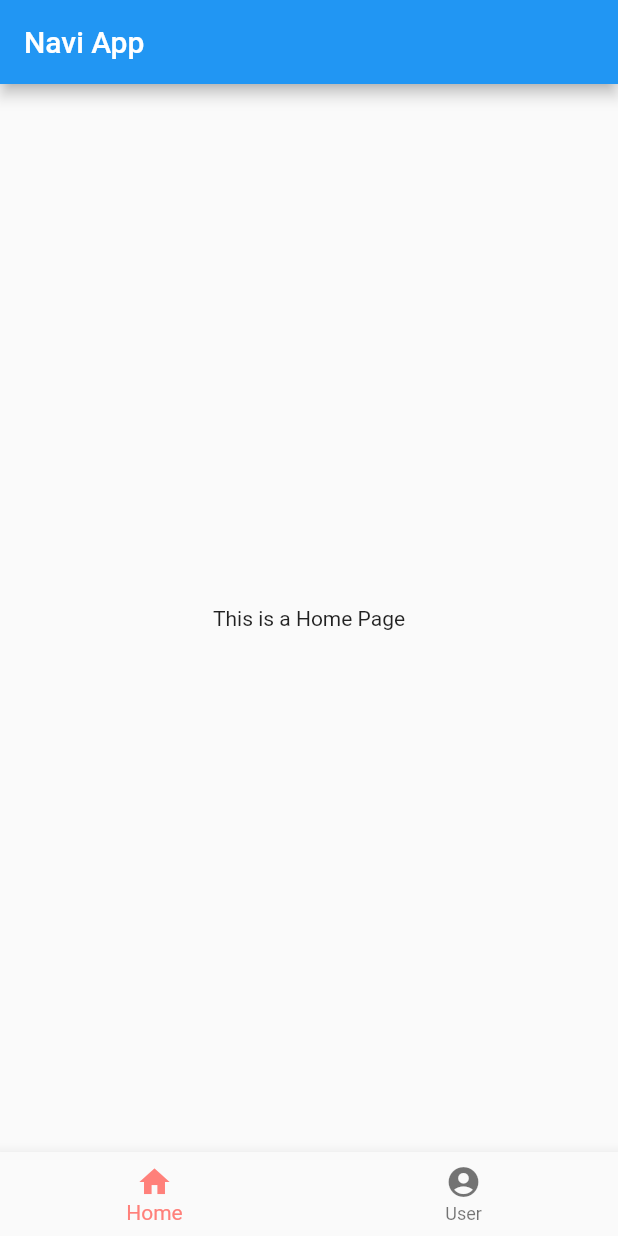
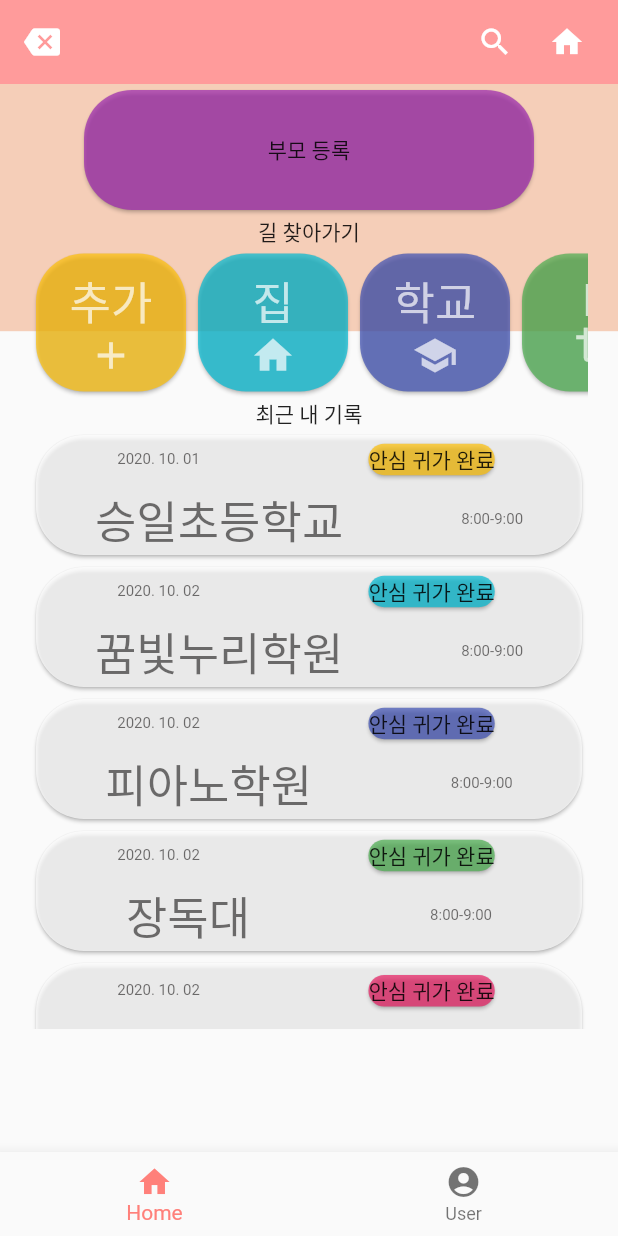
Before and after one commit to 2022-solution-challenge/PDG-fe-study-sy, a Flutter app: the screen it shows after launch, on a phone screen of 412 x 824 dp. Run offline on Flutter 3.47's test engine with Material 2 defaults, Android fonts, the phone set to English and light mode, and no system bars.

Commit message:
Main view basic setting (#4)
* Add : Horizontal Slider Widget in mainPage

* Try : remove margin at first/last component in carouselSlider

* Add : Horizontal ListView

* Fix : move HomePage Widget to home folder

* Add : Main Layout Frame

* Add : Record Layout, put dummy data

* Add : Icons in AppBar

* Add : Half Background by using Stack Widget()

```diff
--- a/dart_tutorial/dart_tutorial_001/bin/dart_tutorial_001.dart
+++ b/dart_tutorial/dart_tutorial_001/bin/dart_tutorial_001.dart
@@ -1,4 +1,4 @@
-import 'package:dart_tutorial_001/dart_tutorial_001.dart' as dart_tutorial_001;
+// import 'package:dart_tutorial_001/dart_tutorial_001.dart' as dart_tutorial_001;
 import 'dart:io';
 
 void main() {
--- /dev/null
+++ b/flutter_test_app/lib/home/demo-card.dart
@@ -0,0 +1,36 @@
+import 'package:flutter/material.dart';
+import 'items.dart';
+
+class DemoCard extends StatelessWidget {
+  DemoCard(this.item);
+  final Item item;
+
+  // static final Shadow _shadow =
+  //     Shadow(offset: Offset(2.0, 2.0), color: Colors.black26);
+  final TextStyle _style = TextStyle(color: Colors.white70);
+
+  @override
+  Widget build(BuildContext context) {
+    return Card(
+        shape: RoundedRectangleBorder(
+            borderRadius: BorderRadius.circular(32)),
+        color: item.color.withOpacity(.7),
+        child: Container(
+            constraints: BoxConstraints.expand(height: 200, width: 100),
+            child: RawMaterialButton(
+              onPressed: () {},
+              child: Column(
+                mainAxisAlignment: MainAxisAlignment.spaceAround,
+                crossAxisAlignment: CrossAxisAlignment.stretch,
+                children: <Widget>[
+                  Column(
+                      mainAxisAlignment: MainAxisAlignment.spaceAround,
+                      children: <Widget>[
+                        Text(item.name, style: _style.copyWith(fontSize: 30)),
+                        Icon(item.icon, color: Colors.white70, size: 30),
+                      ])
+                ],
+              ),
+            )));
+  }
+}
--- /dev/null
+++ b/flutter_test_app/lib/home/home-page.dart
@@ -0,0 +1,61 @@
+import 'package:flutter/material.dart';
+import 'demo-card.dart';
+import 'items.dart';
+import 'record-holder.dart';
+import 'record.dart';
+
+class HomePage extends StatelessWidget {
+  const HomePage({Key? key}) : super(key: key);
+
+  @override
+  Widget build(BuildContext context) {
+    return Column(children: <Widget>[
+      _signUpParents(),
+      _whereToGo(),
+      _myRecords(),
+    ]);
+  }
+}
+
+Widget _signUpParents() {
+  return Card(
+    shape: RoundedRectangleBorder(borderRadius: BorderRadius.circular(32)),
+    color: Colors.purple.withOpacity(.7),
+    child:Container(
+            constraints: BoxConstraints.expand(height: 80, width: 300),
+            child: Center(
+      child: Text('부모 등록'),
+    ))
+  );
+}
+
+Widget _whereToGo() {
+  List<DemoCard> _cards = items.map((Item _item) => DemoCard(_item)).toList();
+
+  return Container(
+      child: Column(children: <Widget>[
+    Text('길 찾아가기'),
+    Stack(alignment: AlignmentDirectional.topStart, children: <Widget>[
+      SizedBox(
+        height: 100, // constrain height
+        child: ListView(scrollDirection: Axis.horizontal, children: _cards),
+      )
+    ])
+  ]));
+}
+
+Widget _myRecords() {
+  List<MyRecord> _records =
+      records.map((Record _record) => MyRecord(_record)).toList();
+
+  return Container(
+      child: Column(children: <Widget>[
+    Text('최근 내 기록'),
+    Stack(alignment: AlignmentDirectional.topStart, children: <Widget>[
+      SizedBox(
+        height: 400, // constrain height
+        child: ListView(scrollDirection: Axis.vertical, children: _records),
+      )
+    ])
+  ]));
+}
--- /dev/null
+++ b/flutter_test_app/lib/home/items.dart
@@ -0,0 +1,19 @@
+import 'package:flutter/material.dart';
+
+class Item {
+
+	String name;
+	String description;
+	MaterialColor color;
+	IconData icon;
+	Item(this.name, this.description, this.color, this.icon);
+}
+
+List<Item> items = [
+	Item('추가', "Something cool", Colors.amber, Icons.add),
+	Item('집', "Hey, why not?", Colors.cyan, Icons.home),
+	Item('학교', "This might be OK", Colors.indigo, Icons.school),
+	Item('D', "Totally awesome", Colors.green, Icons.crop),
+	Item('E', "Rockin out", Colors.pink, Icons.album),
+	Item('F', "Take a look", Colors.blue, Icons.adb)
+];
--- /dev/null
+++ b/flutter_test_app/lib/home/record-holder.dart
@@ -0,0 +1,49 @@
+import 'package:flutter/material.dart';
+import 'record.dart';
+
+class MyRecord extends StatelessWidget {
+  MyRecord(this.item);
+  final Record item;
+
+  // static final Shadow _shadow =
+  //     Shadow(offset: Offset(2.0, 2.0), color: Colors.black26);
+  final TextStyle _style = TextStyle(color: Color.fromARGB(179, 52, 50, 50));
+
+  @override
+  Widget build(BuildContext context) {
+    return Card(
+        shape: RoundedRectangleBorder(
+            borderRadius: BorderRadius.circular(32)),
+        color: Colors.white.withOpacity(.7),
+        child: Container(
+            constraints: BoxConstraints.expand(height: 80, width: 100),
+            child: RawMaterialButton(
+              onPressed: () {},
+              child: Column(
+                mainAxisAlignment: MainAxisAlignment.spaceAround,
+                crossAxisAlignment: CrossAxisAlignment.stretch,
+                children: <Widget>[
+                  Row(
+                      mainAxisAlignment: MainAxisAlignment.spaceAround,
+                      children: <Widget>[
+                        Text(item.date, style: _style.copyWith(fontSize: 10)),
+                        Card(
+                          shape: RoundedRectangleBorder(borderRadius: BorderRadius.circular(32)),
+                            color: item.color.withOpacity(.7),
+                          child:Container(
+                            child: Center(
+                              child: Text('안심 귀가 완료'),
+                              ))
+                              )
+                      ]),
+                  Row(
+                      mainAxisAlignment: MainAxisAlignment.spaceAround,
+                      children: <Widget>[
+                        Text(item.destination, style: _style.copyWith(fontSize: 30)),
+                        Text(item. timeInterval, style: _style.copyWith(fontSize: 10)),
+                      ])
+                ],
+              ),
+            )));
+  }
+}
--- /dev/null
+++ b/flutter_test_app/lib/home/record.dart
@@ -0,0 +1,18 @@
+import 'package:flutter/material.dart';
+
+class Record {
+  String date;
+  String destination;
+  MaterialColor color;
+  String timeInterval;
+  Record(this.date, this.destination, this.color, this.timeInterval);
+}
+
+List<Record> records = [
+  Record('2020. 10. 01', "승일초등학교", Colors.amber, '8:00-9:00'),
+  Record('2020. 10. 02', "꿈빛누리학원", Colors.cyan, '8:00-9:00'),
+  Record('2020. 10. 02', "피아노학원", Colors.indigo, '8:00-9:00'),
+  Record('2020. 10. 02', "장독대", Colors.green, '8:00-9:00'),
+  Record('2020. 10. 02', "GIST", Colors.pink, '8:00-9:00'),
+  Record('2020. 10. 02', "떡볶이집", Colors.blue, '8:00-9:00')
+];
--- a/flutter_test_app/lib/main.dart
+++ b/flutter_test_app/lib/main.dart
@@ -1,4 +1,5 @@
 import 'package:flutter/material.dart';
+import 'home/home-page.dart';
 
 void main() => runApp(const MyApp());
 
@@ -16,17 +17,6 @@ class MyApp extends StatelessWidget {
   }
 }
 
-class HomePage extends StatelessWidget {
-  const HomePage({Key? key}) : super(key: key);
-
-  @override
-  Widget build(BuildContext context) {
-    return Center(
-      child: Text('This is a Home Page'),
-    );
-  }
-}
-
 class UserPage extends StatelessWidget {
   const UserPage({Key? key}) : super(key: key);
 
@@ -37,7 +27,6 @@ class UserPage extends StatelessWidget {
     );
   }
 }
-
 
 class MyStatefulWidget extends StatefulWidget {
   const MyStatefulWidget({Key? key}) : super(key: key);
@@ -63,12 +52,51 @@ class _MyStatefulWidgetState extends State<MyStatefulWidget> {
 
   @override
   Widget build(BuildContext context) {
+
+     var size = MediaQuery.of(context)
+        .size; //this gonna give us total height and with of our device
+
+
+    AppBar buildAppBar() {
+    return AppBar(
+      backgroundColor: Color.fromARGB(255, 255, 155, 155),
+      elevation: 0,
+      leading: IconButton(
+        icon: Icon(Icons.backspace),
+        onPressed: () {},
+      ),
+      actions: <Widget>[
+        IconButton(
+          icon: Icon(Icons.search),
+          onPressed: () {},
+        ),
+        IconButton(
+          icon: Icon(Icons.home),
+          onPressed: () {},
+        ),
+        SizedBox(width: 20.0 / 2)
+      ],
+    );
+  }
     return Scaffold(
-      appBar: AppBar(
-        title: const Text('Navi App'),
-      ),
-      body: Center(
-        child: _widgetOptions.elementAt(_selectedIndex),
+      appBar: buildAppBar(),
+      body:Stack(
+        children: <Widget>[
+          Container(
+            // Here the height of the container is 45% of our total height
+            height: size.height * .20,
+            decoration: BoxDecoration(
+              color: Color(0xFFF5CEB8),
+            ),
+          ),
+          SafeArea(
+            child: Padding(
+              padding: const EdgeInsets.symmetric(horizontal: 20),
+              child: Center(
+                child: _widgetOptions.elementAt(_selectedIndex),
+                )
+            )
+          )]
       ),
       bottomNavigationBar: BottomNavigationBar(
         items: const <BottomNavigationBarItem>[
@@ -86,5 +114,7 @@ class _MyStatefulWidgetState extends State<MyStatefulWidget> {
         onTap: _onItemTapped,
       ),
     );
+
+
   }
 }
--- a/flutter_test_app/pubspec.yaml
+++ b/flutter_test_app/pubspec.yaml
@@ -3,7 +3,7 @@ description: A new Flutter project.
 
 # The following line prevents the package from being accidentally published to
 # pub.dev using `flutter pub publish`. This is preferred for private packages.
-publish_to: 'none' # Remove this line if you wish to publish to pub.dev
+publish_to: "none" # Remove this line if you wish to publish to pub.dev
 
 # The following defines the version and build number for your application.
 # A version number is three numbers separated by dots, like 1.2.43
@@ -27,9 +27,9 @@ environment:
 # the latest version available on pub.dev. To see which dependencies have newer
 # versions available, run `flutter pub outdated`.
 dependencies:
+  carousel_slider: ^4.0.0
   flutter:
     sdk: flutter
-
 
   # The following adds the Cupertino Icons font to your application.
   # Use with the CupertinoIcons class for iOS style icons.
@@ -51,7 +51,6 @@ dev_dependencies:
 
 # The following section is specific to Flutter.
 flutter:
-
   # The following line ensures that the Material Icons font is
   # included with your application, so that you can use the icons in
   # the material Icons class.
```
Also changed, not shown: flutter_test_app/pubspec.lock.
